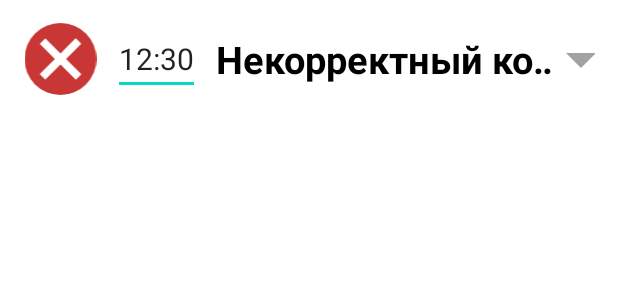
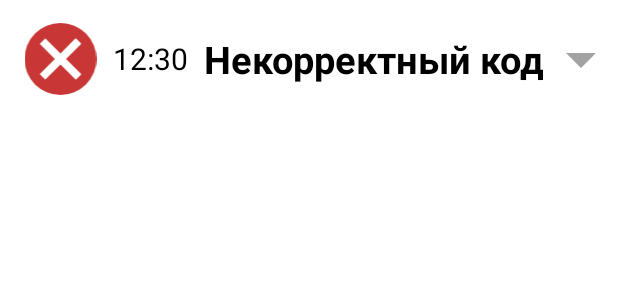
Before and after one commit to Girrafeec/CC-QR-Scanner, an Android app: the layout quick_response_code_history_item.xml on its own in the app's theme, with its tools: preview values and no code run, on a phone screen of 412 x 824 dp. Shown: the top 300 px of the screen. Run offline under Robolectric (Android 15) with nearby library versions, the phone set to English and light mode, and no system bars.

Commit message:
time data type in history changed to local date time

```diff
--- a/app/build.gradle
+++ b/app/build.gradle
@@ -7,7 +7,7 @@ android {
 
     defaultConfig {
         applicationId "com.girrafeecstud.ccqrscanner"
-        minSdk 19
+        minSdk 26
         targetSdk 30
         versionCode 1
         versionName "1.0"
--- a/app/src/main/java/com/girrafeecstud/ccqrscanner/HistoryFileInputOutput.java
+++ b/app/src/main/java/com/girrafeecstud/ccqrscanner/HistoryFileInputOutput.java
@@ -13,6 +13,7 @@ import java.io.FileOutputStream;
 import java.io.IOException;
 import java.io.InputStreamReader;
 import java.io.OutputStreamWriter;
+import java.util.Date;
 
 import static android.content.Context.MODE_PRIVATE;
 
@@ -51,13 +52,13 @@ public class HistoryFileInputOutput {
         }
     }
 
-    public void writeInvalidQrToFile(int qrCodeType, String content, String time){
+    public void writeInvalidQrToFile(int qrCodeType, String content, String currentTime){
 
         final File file = context.getFileStreamPath(fileName);
 
         String history = readFile();
 
-        String str = "[" + qrCodeType + "]" + "\t" + "[" + content + "]" + "\t" + "[" + time + "]";
+        String str = "[" + qrCodeType + "]" + "\t" + "[" + content + "]" + "\t" + "[" + currentTime + "]";
 
         System.out.println("invalid str" + str);
 
--- a/app/src/main/java/com/girrafeecstud/ccqrscanner/MainActivity.java
+++ b/app/src/main/java/com/girrafeecstud/ccqrscanner/MainActivity.java
@@ -174,9 +174,9 @@ public class MainActivity extends AppCompatActivity {
         //TODO добавить время сканирования кода
 
         Date currentTime = Calendar.getInstance().getTime();
+        String scanTime = String.valueOf(currentTime);
+        scanTime = scanTime.replace(" ", "\\");
 
-        String scanTime = String.valueOf(currentTime.getHours());
-        scanTime += ":" + String.valueOf(currentTime.getMinutes());
 
         if (!quickResponseCodeURL.isURL(str)) {
             historyFileInputOutput.writeInvalidQrToFile(1, str, scanTime);
--- a/app/src/main/java/com/girrafeecstud/ccqrscanner/QuickResponseCodeHistoryActivity.java
+++ b/app/src/main/java/com/girrafeecstud/ccqrscanner/QuickResponseCodeHistoryActivity.java
@@ -10,6 +10,9 @@ import android.os.Bundle;
 import android.view.MenuItem;
 
 import com.google.android.material.bottomnavigation.BottomNavigationView;
+
+import java.sql.Date;
+import java.util.Comparator;
 
 public class QuickResponseCodeHistoryActivity extends AppCompatActivity {
 
@@ -64,8 +67,8 @@ public class QuickResponseCodeHistoryActivity extends AppCompatActivity {
 
         if (!history.isEmpty()) {
             QuickResponseCodeHistoryRecViewAdapter adapter = new QuickResponseCodeHistoryRecViewAdapter();
-            historyFileParser.getQuickResponseCodeHistoryItemArrayList().clear();
             historyFileParser.convertHistoryToArrayList(history);
+            historyFileParser.sortArrayByTime();
             adapter.setQuickResponseCodeHistoryItemArrayList(historyFileParser.getQuickResponseCodeHistoryItemArrayList());
             qrHistory.setAdapter(adapter);
             qrHistory.setLayoutManager(new LinearLayoutManager(this, LinearLayoutManager.VERTICAL, false));
--- a/app/src/main/java/com/girrafeecstud/ccqrscanner/QuickResponseCodeHistoryRecViewAdapter.java
+++ b/app/src/main/java/com/girrafeecstud/ccqrscanner/QuickResponseCodeHistoryRecViewAdapter.java
@@ -50,7 +50,8 @@ public class QuickResponseCodeHistoryRecViewAdapter extends RecyclerView.Adapter
                 holder.scannedStatus.setText("Повторное использование");
         }
 
-        holder.scannedTime.setText(quickResponseCodeHistoryItemArrayList.get(currentPosition).getTime());
+        holder.scannedTime.setText(quickResponseCodeHistoryItemArrayList.get(currentPosition).getTime().getHour()
+                + ":" + quickResponseCodeHistoryItemArrayList.get(currentPosition).getTime().getMinute());
 
 
     }
@@ -62,8 +63,7 @@ public class QuickResponseCodeHistoryRecViewAdapter extends RecyclerView.Adapter
 
     public class ViewHolder extends RecyclerView.ViewHolder{
 
-        private TextView scannedStatus;
-        private EditText scannedTime;
+        private TextView scannedStatus, scannedTime;
 
         public ViewHolder(@NonNull View itemView){
             super(itemView);
--- a/app/src/main/res/layout/quick_response_code_history_item.xml
+++ b/app/src/main/res/layout/quick_response_code_history_item.xml
@@ -21,16 +21,15 @@
                 android:id="@+id/scannedStatusImg"
                 android:src="@drawable/ic__891023_cancel_cercle_close_delete_dismiss_icon"/>
 
-            <EditText
+            <TextView
                 android:layout_width="wrap_content"
                 android:layout_height="match_parent"
                 android:id="@+id/scannedTimeTxt"
                 android:layout_marginLeft="10dp"
-                android:inputType="time"
                 android:text="12:30"
                 android:textSize="20dp"
-                android:cursorVisible="false"
-                android:layout_gravity="center"/>
+                android:textColor="@color/black"
+                android:gravity="center"/>
 
             <TextView
                 android:layout_width="wrap_content"
```
Also changed, not shown: app/src/main/java/com/girrafeecstud/ccqrscanner/HistoryFileParser.java (+31 -3 lines), app/src/main/java/com/girrafeecstud/ccqrscanner/QuickResponseCodeHistoryItem.java (+6 -3 lines).
